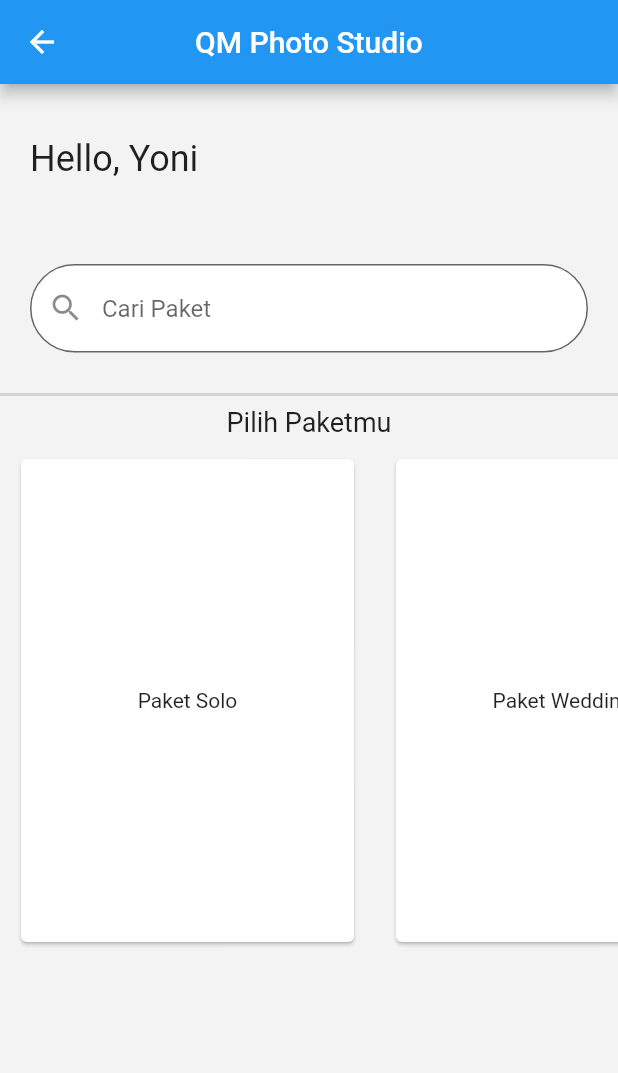
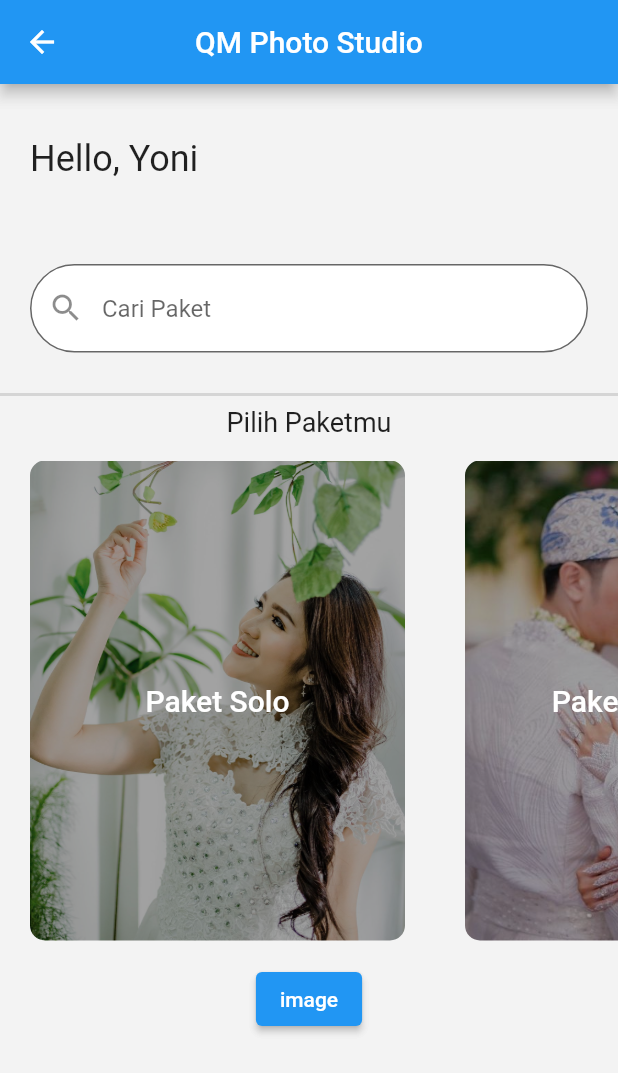
Before and after one commit to tribber93/booking_studio_foto, a Flutter app: the HomeView screen opened by its route, on a phone screen of 412 x 824 dp. Shown: the top 1073 px of the screen. Run offline on Flutter 3.47's test engine with Material 2 defaults, Android fonts, the phone set to English and light mode, and no system bars; our stand-ins replace font_awesome_flutter, get.

Commit message:
menambah gambar

```diff
--- a/lib/app/modules/dashboard/views/profile_view.dart
+++ b/lib/app/modules/dashboard/views/profile_view.dart
@@ -76,7 +76,7 @@ class ProfileView extends GetView {
                     ]),
               ),
               SizedBox(
-                height: 100,
+                height: 50,
               ),
               ProfileButton(
                   onTap: () {
@@ -101,7 +101,9 @@ class ProfileView extends GetView {
                 thickness: 2,
               ),
               ProfileButton(
-                  onTap: () {},
+                  onTap: () {
+                    Get.toNamed(Routes.LOGIN);
+                  },
                   icon: const FaIcon(
                     FontAwesomeIcons.arrowRightFromBracket,
                     size: 30,
--- a/lib/app/modules/home/views/home_view.dart
+++ b/lib/app/modules/home/views/home_view.dart
@@ -10,7 +10,44 @@ import '../controllers/home_controller.dart';
 class HomeView extends GetView<HomeController> {
   HomeView({Key? key}) : super(key: key);
 
-  List paket = ["Solo", "Wedding", "Graduate", "Keluaga"];
+  List paket = [
+    {
+      "nama": "Solo",
+      "image": [
+        "assets/images/paket/solo1.jpg",
+        "assets/images/paket/solo2.jpg",
+        "assets/images/paket/solo3.jpg"
+      ],
+      "maks": 1
+    },
+    {
+      "nama": "Wedding",
+      "image": [
+        "assets/images/paket/wed1.jpg",
+        "assets/images/paket/wed2.jpg",
+        "assets/images/paket/wed3.jpg",
+      ],
+      "maks": 2
+    },
+    {
+      "nama": "Graduate",
+      "image": [
+        "assets/images/paket/grad3.jpg",
+        "assets/images/paket/grad2.jpg",
+        "assets/images/paket/grad1.jpg",
+      ],
+      "maks": 1
+    },
+    {
+      "nama": "Keluarga",
+      "image": [
+        "assets/images/paket/fam3.jpg",
+        "assets/images/paket/fam2.jpg",
+        "assets/images/paket/fam1.jpg",
+      ],
+      "maks": 5
+    }
+  ];
 
   @override
   Widget build(BuildContext context) {
@@ -65,21 +102,49 @@ class HomeView extends GetView<HomeController> {
                     return GestureDetector(
                       onTap: () {
                         Get.toNamed(
-                            '${Routes.DETAIL_PAKET}/paket${paket[index]}',
+                            '${Routes.DETAIL_PAKET}/paket${paket[index]["nama"]}',
                             arguments: paket[index]);
                       },
                       child: Container(
-                        padding: const EdgeInsets.all(10),
-                        width: 250,
-                        child: Card(
-                          child: Center(
-                            child: Text('Paket ${paket[index]}'),
+                        margin: const EdgeInsets.symmetric(
+                            horizontal: 20, vertical: 15),
+                        decoration: BoxDecoration(
+                          borderRadius: BorderRadius.circular(10),
+                          image: DecorationImage(
+                            colorFilter: ColorFilter.mode(
+                              Color.fromARGB(93, 0, 0, 0),
+                              BlendMode.darken,
+                            ),
+                            fit: BoxFit.cover,
+                            image: AssetImage(
+                              paket[index]["image"][0],
+                            ),
                           ),
                         ),
+                        width: 250,
+                        child: Center(
+                          child: Text(
+                            'Paket ${paket[index]["nama"]}',
+                            style: TextStyle(
+                                color: Colors.white,
+                                fontSize: 20,
+                                fontWeight: FontWeight.w500),
+                          ),
+                        ),
+                        // Card(
+                        //   child: Center(
+                        //     child: Text('Paket ${paket[index]["nama"]}'),
+                        //   ),
+                        // ),
                       ),
                     );
                   }),
             ),
+            ElevatedButton(
+                onPressed: () {
+                  debugPrint(paket[0]["image"][2]);
+                },
+                child: Text("image"))
           ],
         ),
       ),
```
Also changed, not shown: assets/images/paket/fam1.jpg (added), assets/images/paket/fam2.jpg (added), assets/images/paket/fam3.jpg (added), assets/images/paket/grad1.jpg (added), assets/images/paket/grad2.jpg (added), assets/images/paket/grad3.jpg (added), assets/images/paket/solo1.jpg (renamed from assets/images/paket/IMG_0676-1365x2048.jpg), assets/images/paket/solo2.jpg (renamed from assets/images/paket/IMG_0670-1365x2048 .jpg), assets/images/paket/solo3.jpg (renamed from assets/images/paket/IMG_0119-1365x2048.jpg), assets/images/paket/wed1.jpg (added), assets/images/paket/wed2.jpg (added), assets/images/paket/wed3.jpg (added).
